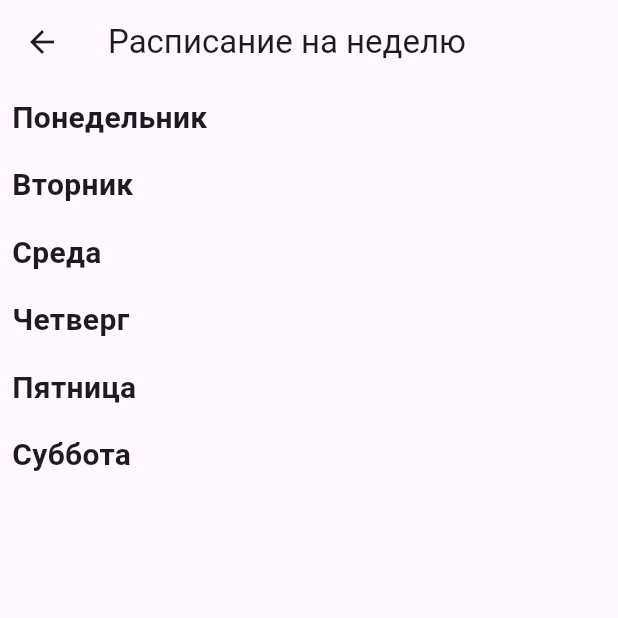
After one commit to EncyOnCode/SchedulerApp, a Flutter app: the ScheduleScreen screen opened directly, after a tap on "Неделя", on a phone screen of 412 x 824 dp, the top half of it. The commit adds this screen. Run offline on Flutter 3.47's test engine with Material 3 defaults, Android fonts, the phone set to English and light mode, and no system bars; our stand-ins replace shared_preferences; missing offline and left inert: control; accounts and stored records are empty.

Commit message:
Added weekly screen, which shows schedule for whole week

```diff
--- a/lib/main.dart
+++ b/lib/main.dart
@@ -3,8 +3,6 @@ import 'dart:async';
 import 'package:flutter/material.dart';
 import 'src/core/data/db/db.dart';
 import 'src/core/widgets/app.dart';
-import 'src/features/home_screen/screen.dart';
-import 'src/features/editor_screen/screen.dart';
 
 void main() => runZonedGuarded(
       initializeApp,
--- a/lib/src/features/home_screen/screen.dart
+++ b/lib/src/features/home_screen/screen.dart
@@ -1,5 +1,4 @@
 import 'package:flutter/material.dart';
-import '../../core/widgets/app.dart';
 import 'test_screen1.dart';
 import '../editor_screen/screen.dart';
 import '../schedule_screen/screen.dart';
--- a/lib/src/features/schedule_screen/screen.dart
+++ b/lib/src/features/schedule_screen/screen.dart
@@ -3,6 +3,7 @@ import 'dart:async';
 import 'package:flutter/material.dart';
 import '../dependencies/scope.dart';
 import '../editor_screen/add_screen.dart';
+import 'weekly_screen.dart';
 
 const List<String> listOfValues = <String>[
   'Понедельник',
@@ -13,7 +14,11 @@ const List<String> listOfValues = <String>[
   'Суббота',
 ];
 
-typedef LessonData = ({String lessonName, String startTime, String endTime});
+typedef DailyLessonData = ({
+  String lessonName,
+  String startTime,
+  String endTime
+});
 
 class ScheduleScreen extends StatefulWidget {
   const ScheduleScreen({super.key});
@@ -24,7 +29,7 @@ class ScheduleScreen extends StatefulWidget {
 
 class _ScheduleScreenState extends State<ScheduleScreen> {
   String dropdownValue = listOfValues.first;
-  List<LessonData> data = [];
+  List<DailyLessonData> data = [];
 
   @override
   void initState() {
@@ -49,7 +54,8 @@ class _ScheduleScreenState extends State<ScheduleScreen> {
           await db.get(key: '${dayOfWeek[index]}_${i}_endTime') ?? '';
 
       data.add(
-          (lessonName: lessonName, startTime: startTime, endTime: endTime));
+        (lessonName: lessonName, startTime: startTime, endTime: endTime),
+      );
     }
     setState(() {});
   }
@@ -63,6 +69,7 @@ class _ScheduleScreenState extends State<ScheduleScreen> {
             DropdownButton<String>(
               value: dropdownValue,
               onChanged: (String? value) {
+                // Получаем индекс выбранного айтема в DropdownMenu
                 setState(() {
                   dropdownValue = value!;
                   final index = listOfValues.indexOf(value);
@@ -77,6 +84,17 @@ class _ScheduleScreenState extends State<ScheduleScreen> {
               }).toList(),
               dropdownColor: Colors.cyan,
             ),
+            ElevatedButton(
+              onPressed: () {
+                Navigator.push(
+                  context,
+                  MaterialPageRoute(
+                    builder: (context) => const WeeklyScheduleScreen(),
+                  ),
+                );
+              },
+              child: const Text('Неделя'),
+            )
           ],
         ),
       ),
@@ -95,7 +113,7 @@ class _ScheduleScreenState extends State<ScheduleScreen> {
 class LessonItem extends StatelessWidget {
   const LessonItem({super.key, required this.data});
 
-  final LessonData data;
+  final DailyLessonData data;
 
   @override
   Widget build(BuildContext context) {
--- /dev/null
+++ b/lib/src/features/schedule_screen/weekly_screen.dart
@@ -0,0 +1,141 @@
+import 'dart:async';
+
+import 'package:flutter/material.dart';
+import '../dependencies/scope.dart';
+import '../editor_screen/add_screen.dart';
+import 'weekly_screen.dart';
+
+const List<String> listOfValues = <String>[
+  'Понедельник',
+  'Вторник',
+  'Среда',
+  'Четверг',
+  'Пятница',
+  'Суббота',
+];
+
+typedef DailyLessonData = ({
+  String lessonName,
+  String startTime,
+  String endTime
+});
+
+class WeeklyScheduleScreen extends StatefulWidget {
+  const WeeklyScheduleScreen({super.key});
+
+  @override
+  State<WeeklyScheduleScreen> createState() => _WeeklyScheduleScreenState();
+}
+
+class _WeeklyScheduleScreenState extends State<WeeklyScheduleScreen> {
+  List<List<DailyLessonData>> weeklyData = List.filled(listOfValues.length, []);
+
+  @override
+  void initState() {
+    super.initState();
+    WidgetsBinding.instance.addPostFrameCallback((timeStamp) {
+      loadSavedData();
+    });
+  }
+
+  Future<void> loadSavedData() async {
+    final db = Dependencies.dbOf(context);
+
+    for (int i = 0; i < listOfValues.length; i++) {
+      final String keyOfMaxLessons = '${dayOfWeek[i]}_maxLessons';
+      final int? value = await db.get(key: keyOfMaxLessons);
+      final List<DailyLessonData> data = [];
+
+      for (int j = 0; j < value!; ++j) {
+        final String lessonName = await db.get(key: '${dayOfWeek[i]}_$j') ?? '';
+        final String startTime =
+            await db.get(key: '${dayOfWeek[i]}_${j}_startTime') ?? '';
+        final String endTime =
+            await db.get(key: '${dayOfWeek[i]}_${j}_endTime') ?? '';
+
+        data.add(
+          (lessonName: lessonName, startTime: startTime, endTime: endTime),
+        );
+      }
+      weeklyData[i] = data;
+      setState(() {});
+    }
+  }
+
+  @override
+  Widget build(BuildContext context) {
+    return Scaffold(
+      appBar: AppBar(
+        title: const Text('Расписание на неделю'),
+      ),
+      body: ListView.builder(
+        itemCount: listOfValues.length,
+        itemBuilder: (ctx, dayIndex) {
+          return Column(
+            crossAxisAlignment: CrossAxisAlignment.start,
+            children: [
+              Padding(
+                padding: const EdgeInsets.all(8.0),
+                child: Text(
+                  listOfValues[dayIndex],
+                  style: const TextStyle(
+                    fontSize: 20.0,
+                    fontWeight: FontWeight.bold,
+                  ),
+                ),
+              ),
+              ListView.builder(
+                shrinkWrap: true,
+                itemCount: weeklyData[dayIndex].length,
+                itemBuilder: (ctx, index) {
+                  return LessonItem(
+                    data: weeklyData[dayIndex][index],
+                  );
+                },
+              ),
+            ],
+          );
+        },
+      ),
+    );
+  }
+}
+
+class LessonItem extends StatelessWidget {
+  const LessonItem({super.key, required this.data});
+
+  final DailyLessonData data;
+
+  @override
+  Widget build(BuildContext context) {
+    return Card(
+      margin: const EdgeInsets.symmetric(vertical: 4.0, horizontal: 8.0),
+      child: Padding(
+        padding: const EdgeInsets.all(16.0),
+        child: Column(
+          crossAxisAlignment: CrossAxisAlignment.start,
+          children: [
+            Text(
+              data.lessonName,
+              style: const TextStyle(
+                fontSize: 18.0,
+                fontWeight: FontWeight.bold,
+              ),
+            ),
+            const SizedBox(
+              height: 8,
+            ),
+            Text(
+              'Начало: ${data.startTime}',
+              style: const TextStyle(color: Colors.grey),
+            ),
+            Text(
+              'Окончание: ${data.endTime}',
+              style: const TextStyle(color: Colors.grey),
+            ),
+          ],
+        ),
+      ),
+    );
+  }
+}
```
Also changed, not shown: lib/src/features/editor_screen/add_screen.dart (+33 -4 lines).
